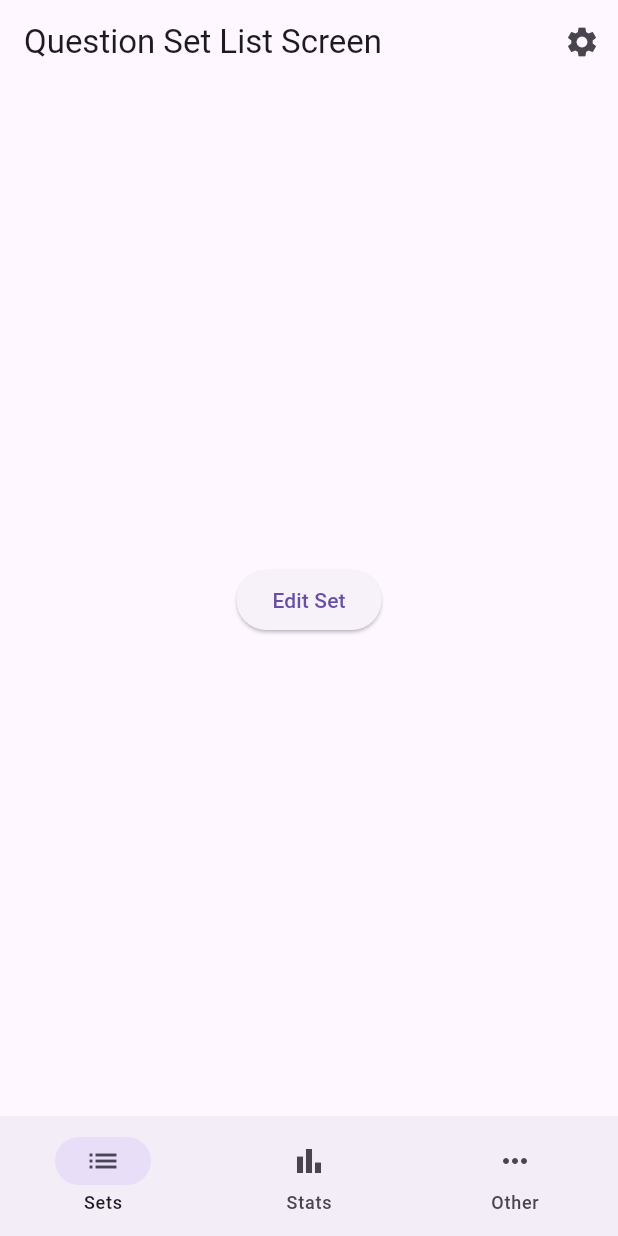
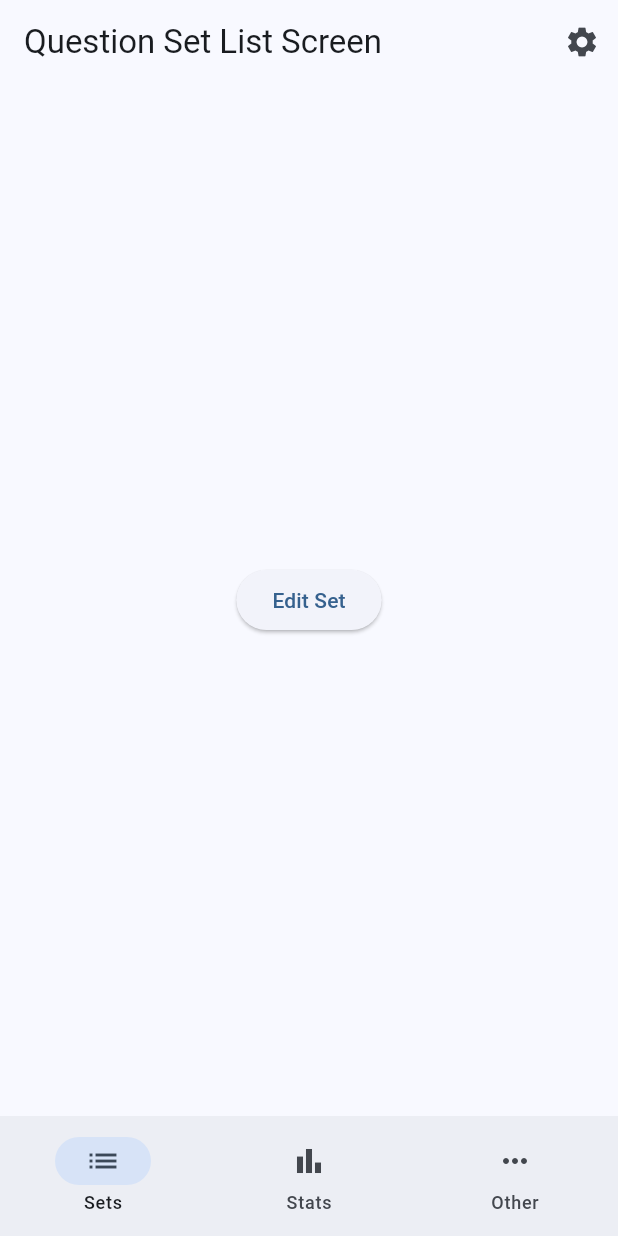
Before and after one commit to Shay-Kl/android-flutter-UnlockYour100, a Flutter app: the screen it shows after launch, after a tap on "Login", on a phone screen of 412 x 824 dp. Run offline on Flutter 3.47's test engine with Material 3 defaults, Android fonts, the phone set to English and light mode, and no system bars.

Commit message:
Changed theme to blue

```diff
--- a/lib/main.dart
+++ b/lib/main.dart
@@ -10,8 +10,11 @@ class MainApp extends StatelessWidget {
 
   @override
   Widget build(BuildContext context) {
-    return const MaterialApp(
-      home: LoginScreen(),
+    return MaterialApp(
+      theme: ThemeData(
+        colorScheme: ColorScheme.fromSeed(seedColor: Colors.blue),
+      ),
+      home: const LoginScreen(),
       debugShowCheckedModeBanner: false,
     );
   }
```
